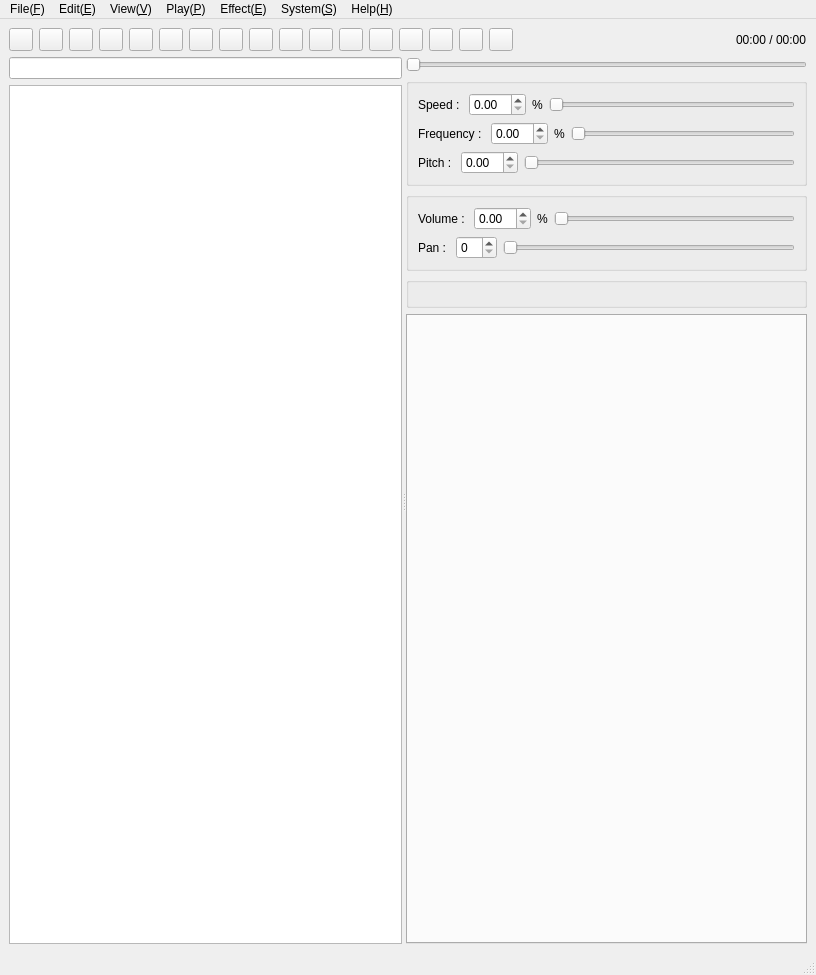
Above: src/MainWnd/MainWnd.ui from ryotayama/Hayaemon_macOS before the change. Below: the same form after it.
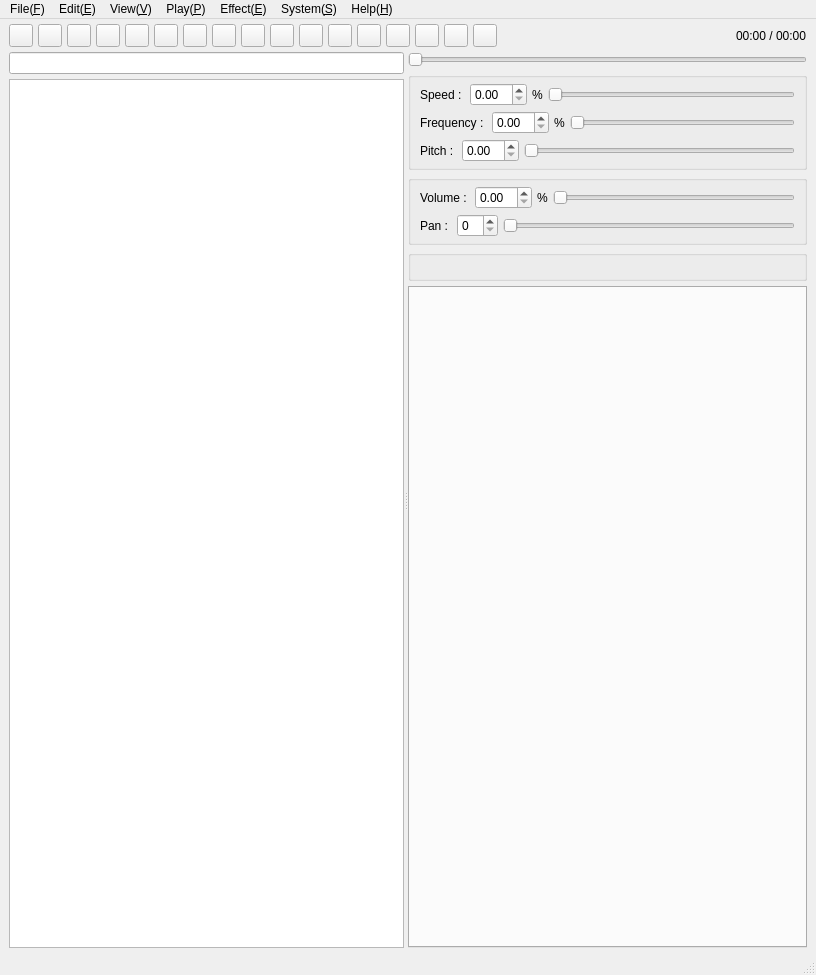
That is the form after the change. Icons and pictures are not drawn. Custom widgets are drawn as their Qt base class.

Patch:
```diff
--- a/src/MainWnd/MainWnd.ui
+++ b/src/MainWnd/MainWnd.ui
@@ -18,9 +18,21 @@
     <normaloff>:/icon/resource/icon1.ico</normaloff>:/icon/resource/icon1.ico</iconset>
   </property>
   <widget class="QWidget" name="centralwidget">
-   <layout class="QVBoxLayout" name="verticalLayout_2" stretch="1,1000">
+   <layout class="QVBoxLayout" name="mainWndLayout" stretch="1,1000">
+    <property name="spacing">
+     <number>5</number>
+    </property>
+    <property name="topMargin">
+     <number>5</number>
+    </property>
+    <property name="bottomMargin">
+     <number>5</number>
+    </property>
     <item>
-     <layout class="QHBoxLayout" name="horizontalLayout">
+     <layout class="QHBoxLayout" name="toolButtonLayout">
+      <property name="spacing">
+       <number>5</number>
+      </property>
       <item>
        <widget class="QToolButton" name="prevButton">
         <property name="toolTip">
@@ -348,6 +360,9 @@
       </property>
       <widget class="QWidget" name="layoutWidget">
        <layout class="QVBoxLayout" name="explorerLayout">
+        <property name="spacing">
+         <number>5</number>
+        </property>
         <item>
          <widget class="CExplorerBar" name="m_explorerBar"/>
         </item>
@@ -364,7 +379,10 @@
        </layout>
       </widget>
       <widget class="QWidget" name="layoutWidget">
-       <layout class="QVBoxLayout" name="verticalLayout_4">
+       <layout class="QVBoxLayout" name="controllerLayout">
+        <property name="spacing">
+         <number>5</number>
+        </property>
         <item>
          <widget class="CSliderCtrlCore" name="timeSlider">
           <property name="orientation">
@@ -380,7 +398,16 @@
           <property name="flat">
            <bool>false</bool>
           </property>
-          <layout class="QVBoxLayout" name="verticalLayout_3">
+          <layout class="QVBoxLayout" name="speedGroupBoxLayout">
+           <property name="spacing">
+            <number>5</number>
+           </property>
+           <property name="topMargin">
+            <number>5</number>
+           </property>
+           <property name="bottomMargin">
+            <number>5</number>
+           </property>
            <item>
             <layout class="QHBoxLayout" name="horizontalLayout_2">
              <item>
@@ -469,7 +496,16 @@
           <property name="flat">
            <bool>false</bool>
           </property>
-          <layout class="QVBoxLayout" name="verticalLayout">
+          <layout class="QVBoxLayout" name="volumeGroupBoxLayout">
+           <property name="spacing">
+            <number>5</number>
+           </property>
+           <property name="topMargin">
+            <number>5</number>
+           </property>
+           <property name="bottomMargin">
+            <number>5</number>
+           </property>
            <item>
             <layout class="QHBoxLayout" name="horizontalLayout_3">
              <item>
@@ -530,7 +566,17 @@
           <property name="flat">
            <bool>false</bool>
           </property>
-          <layout class="QGridLayout" name="eqLayout"/>
+          <layout class="QGridLayout" name="eqLayout">
+           <property name="topMargin">
+            <number>5</number>
+           </property>
+           <property name="bottomMargin">
+            <number>5</number>
+           </property>
+           <property name="verticalSpacing">
+            <number>5</number>
+           </property>
+          </layout>
          </widget>
         </item>
         <item>
```
